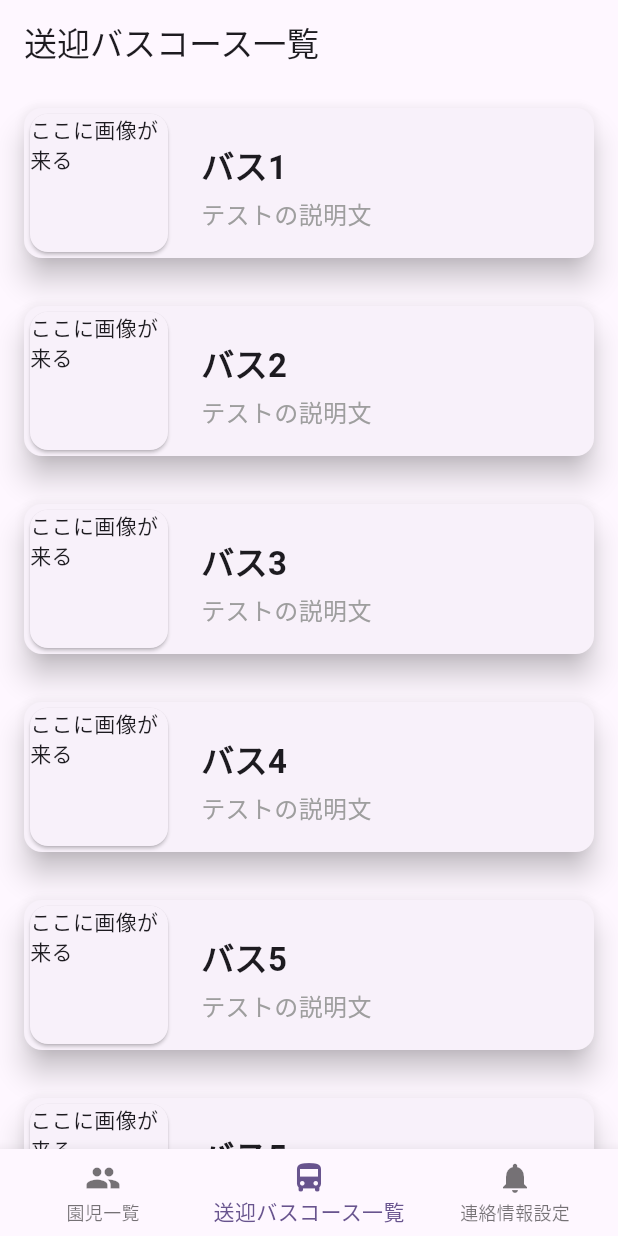
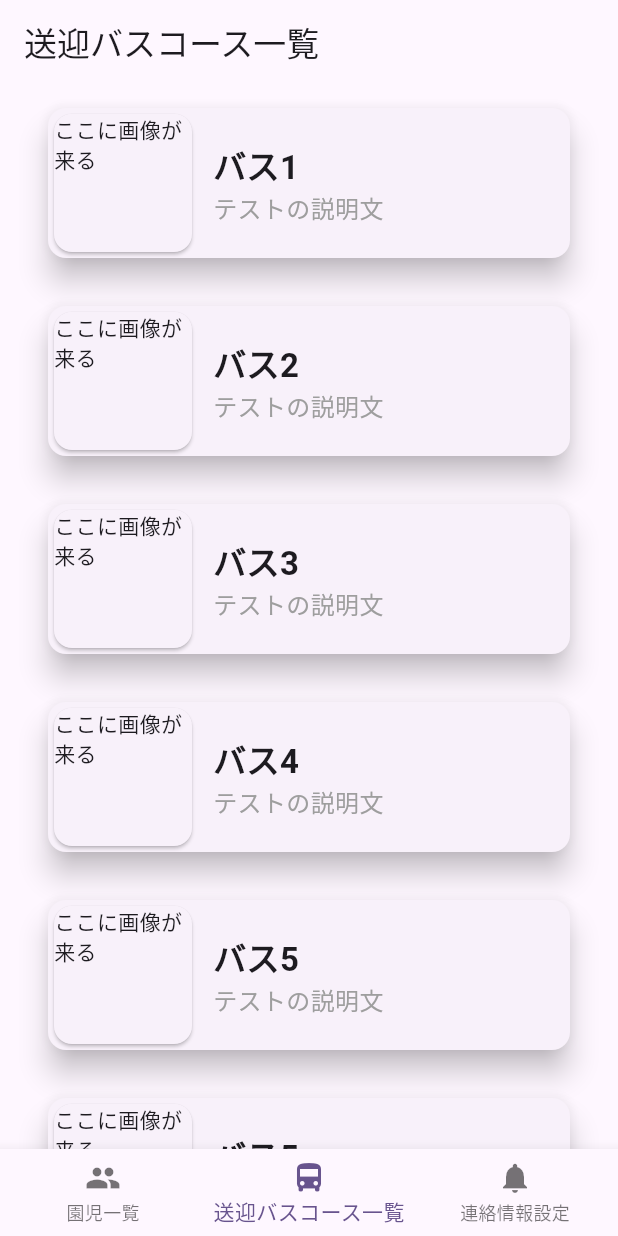
Before and after one commit to GreenTeaProgrammers/WhereChildBus, a Flutter app: the screen it shows after launch, item 2 of the bottom bar chosen, on a phone screen of 412 x 824 dp. Run offline on Flutter 3.47's test engine with Material 3 defaults, Android fonts, the phone set to English and light mode, and no system bars.

Commit message:
feat:バスのリストの横幅を削減

```diff
--- a/frontend/where_child_bus/lib/pages/bus_list_page/bus_list_page.dart
+++ b/frontend/where_child_bus/lib/pages/bus_list_page/bus_list_page.dart
@@ -36,8 +36,8 @@ class _BusListPageState extends State<BusListPage> {
   }
 
   Widget busListCard(String name) {
-    return SizedBox(
-      width: 300,
+    return Padding(
+      padding: const EdgeInsets.symmetric(horizontal: 16.0),
       child: Card(
         elevation: 8,
         margin: const EdgeInsets.all(16),
@@ -64,8 +64,6 @@ class _BusListPageState extends State<BusListPage> {
 
   Widget busName(name) {
     return Container(
-      padding:
-          const EdgeInsets.symmetric(vertical: 4, horizontal: 8),
       child: Text(
         name,
         textAlign: TextAlign.left,
@@ -79,7 +77,6 @@ class _BusListPageState extends State<BusListPage> {
 
   Widget busDescription(String description) {
     return Container(
-      padding: const EdgeInsets.symmetric(horizontal: 8),
       child:  Text(
         description,
         style: const TextStyle(
```
